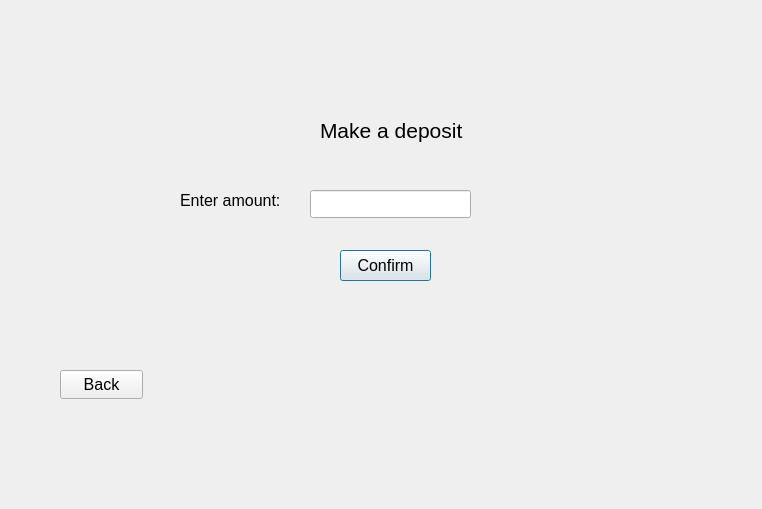
Old version of the form bank-automat/deposit.ui in the repository 25kmo-project/group_15.
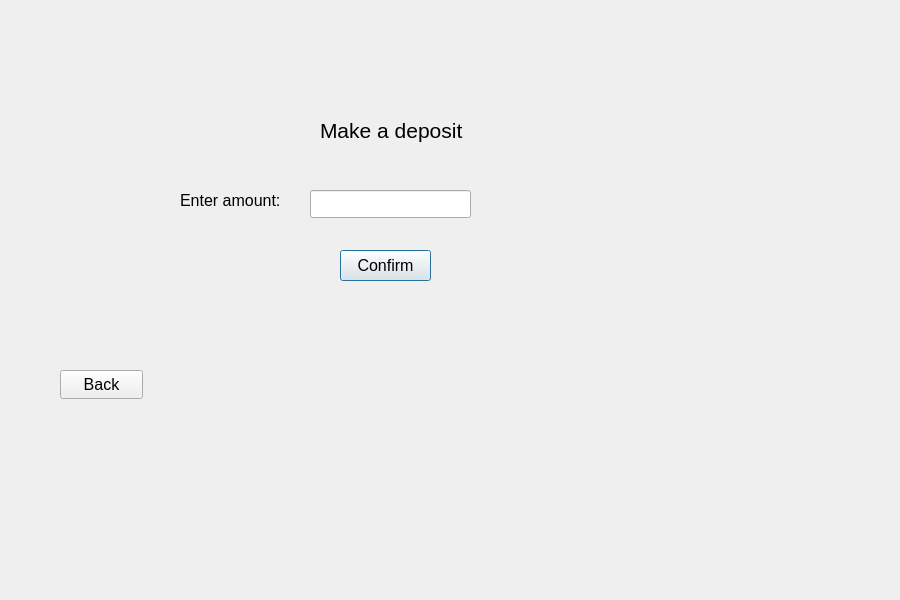
New version of the form.

Commit message: .ui sizes are the same 900x600

What changed in the file:
```diff
--- a/bank-automat/deposit.ui
+++ b/bank-automat/deposit.ui
@@ -6,8 +6,8 @@
    <rect>
     <x>0</x>
     <y>0</y>
-    <width>762</width>
-    <height>509</height>
+    <width>900</width>
+    <height>600</height>
    </rect>
   </property>
   <property name="font">
```
The commit also changes 5 other files.
